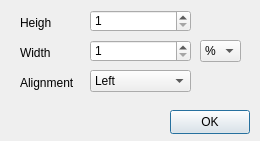
lxqt/lxqt-panel, file panel/configpaneldialog.ui: the form before one commit.
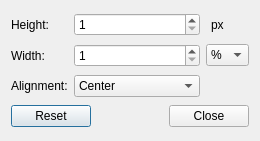
The form after the commit.

Commit message:
Clean up configure panel dialog
Specific changes:
- Use the "standard" Razor config dialog Close/Reset logic
- Use a flexible layout so that text is not cut off with bigger fonts
- Change config entries to make them more human-readable
- Simplify unnecessarily complicated/duplicated code

```diff
--- a/panel/configpaneldialog.ui
+++ b/panel/configpaneldialog.ui
@@ -10,72 +10,19 @@
     <height>141</height>
    </rect>
   </property>
-  <property name="minimumSize">
-   <size>
-    <width>260</width>
-    <height>141</height>
-   </size>
-  </property>
-  <property name="maximumSize">
-   <size>
-    <width>260</width>
-    <height>141</height>
-   </size>
-  </property>
   <property name="windowTitle">
    <string>Configure panel</string>
   </property>
+  <layout class="QGridLayout" name="gridLayout">
+   <item row="0" column="0">
   <widget class="QLabel" name="label">
-   <property name="geometry">
-    <rect>
-     <x>20</x>
-     <y>15</y>
-     <width>31</width>
-     <height>16</height>
-    </rect>
-   </property>
    <property name="text">
     <string>Height:</string>
    </property>
   </widget>
-  <widget class="QSpinBox" name="spinBox_height">
-   <property name="geometry">
-    <rect>
-     <x>90</x>
-     <y>10</y>
-     <width>101</width>
-     <height>22</height>
-    </rect>
-   </property>
-   <property name="minimum">
-    <number>1</number>
-   </property>
-   <property name="maximum">
-    <number>250</number>
-   </property>
-  </widget>
-  <widget class="QPushButton" name="okButton">
-   <property name="geometry">
-    <rect>
-     <x>170</x>
-     <y>110</y>
-     <width>80</width>
-     <height>24</height>
-    </rect>
-   </property>
-   <property name="text">
-    <string>OK</string>
-   </property>
-  </widget>
+   </item>
+   <item row="1" column="5">
   <widget class="QComboBox" name="comboBox_widthType">
-   <property name="geometry">
-    <rect>
-     <x>200</x>
-     <y>40</y>
-     <width>41</width>
-     <height>22</height>
-    </rect>
-   </property>
    <item>
     <property name="text">
      <string>%</string>
@@ -87,73 +34,75 @@
     </property>
    </item>
   </widget>
+   </item>
+   <item row="2" column="0">
+    <widget class="QLabel" name="label_3">
+     <property name="text">
+      <string>Alignment:</string>
+     </property>
+    </widget>
+   </item>
+   <item row="1" column="0">
   <widget class="QLabel" name="label_2">
-   <property name="geometry">
-    <rect>
-     <x>20</x>
-     <y>45</y>
-     <width>31</width>
-     <height>16</height>
-    </rect>
-   </property>
    <property name="text">
     <string>Width:</string>
    </property>
   </widget>
+   </item>
+   <item row="1" column="1" colspan="4">
   <widget class="QSpinBox" name="spinBox_width">
-   <property name="geometry">
-    <rect>
-     <x>90</x>
-     <y>40</y>
-     <width>101</width>
-     <height>22</height>
-    </rect>
-   </property>
+     <property name="minimum">
+      <number>1</number>
+     </property>
+    </widget>
+   </item>
+   <item row="0" column="1" colspan="4">
+    <widget class="QSpinBox" name="spinBox_height">
    <property name="minimum">
     <number>1</number>
    </property>
-   <property name="maximum">
-    <number>250</number>
-   </property>
-  </widget>
+    </widget>
+   </item>
+   <item row="2" column="1" colspan="4">
   <widget class="QComboBox" name="comboBox_alignment">
-   <property name="geometry">
-    <rect>
-     <x>90</x>
-     <y>70</y>
-     <width>101</width>
-     <height>22</height>
-    </rect>
+     <property name="currentIndex">
+      <number>1</number>
    </property>
    <item>
     <property name="text">
      <string>Left</string>
     </property>
    </item>
-   <item>
-    <property name="text">
-     <string>Right</string>
-    </property>
-   </item>
    <item>
     <property name="text">
      <string>Center</string>
     </property>
    </item>
-  </widget>
-  <widget class="QLabel" name="label_3">
-   <property name="geometry">
-    <rect>
-     <x>20</x>
-     <y>75</y>
-     <width>61</width>
-     <height>16</height>
-    </rect>
-   </property>
+     <item>
+      <property name="text">
+       <string>Right</string>
+      </property>
+     </item>
+    </widget>
+   </item>
+   <item row="3" column="0" colspan="6">
+    <widget class="QDialogButtonBox" name="buttonBox">
+     <property name="standardButtons">
+      <set>QDialogButtonBox::Close|QDialogButtonBox::Reset</set>
+     </property>
+    </widget>
+   </item>
+   <item row="0" column="5">
+    <widget class="QLabel" name="label_4">
    <property name="text">
-    <string>Alignment</string>
-   </property>
-  </widget>
+      <string>px</string>
+     </property>
+     <property name="indent">
+      <number>5</number>
+     </property>
+    </widget>
+   </item>
+  </layout>
  </widget>
  <resources/>
  <connections/>
```
Lines whose indentation alone changed are shown as unchanged. The commit also changes 5 other files.
